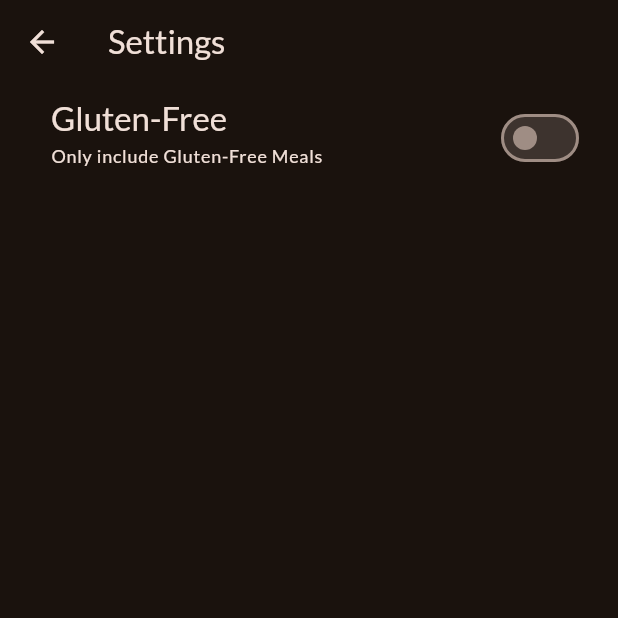
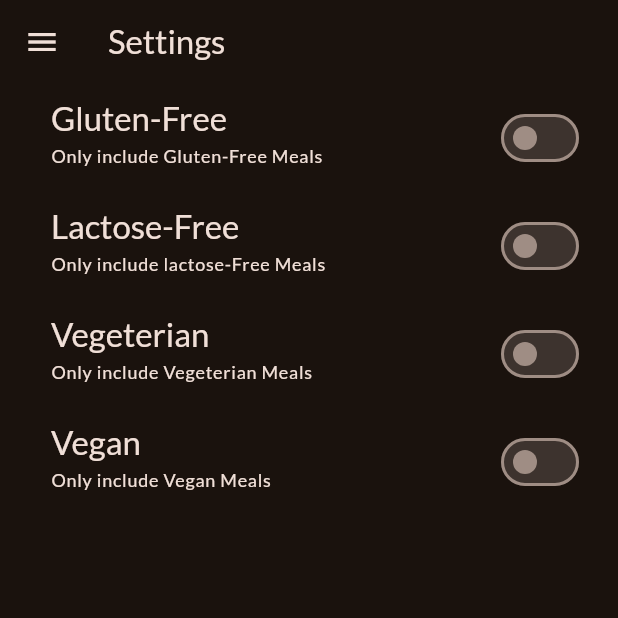
Before and after one commit to ayushtalpelwar/meals, a Flutter app: the FiltersScreen screen opened directly, on a phone screen of 412 x 824 dp, the top half of it. Run offline on Flutter 3.47's test engine with Material 3 defaults, Android fonts, the phone set to English and light mode, and no system bars; our stand-ins replace google_fonts, transparent_image.

Commit message:
Second Commit

```diff
--- a/lib/screen/filters.dart
+++ b/lib/screen/filters.dart
@@ -1,46 +1,135 @@
 import 'package:flutter/cupertino.dart';
 import 'package:flutter/material.dart';
+import 'package:meals/screen/tabs.dart';
+import 'package:meals/widget/main_drawer.dart';
 
-class FiltersScreen extends StatefulWidget{
+enum Filter { GlutenFree, LactoseFree, Vegeterian, Vegan }
+
+class FiltersScreen extends StatefulWidget {
   const FiltersScreen({super.key});
   @override
   State<FiltersScreen> createState() {
     return _FiltersScreenState();
   }
 }
-class _FiltersScreenState extends State<FiltersScreen>{
-  var _glutenfreefilterset=false;
 
-
+class _FiltersScreenState extends State<FiltersScreen> {
+  var _glutenfreefilterset = false;
+  var _lactosefreefilterset = false;
+  var _vegeterianfilterset = false;
+  var _veganfilterset = false;
   @override
   Widget build(BuildContext context) {
     return Scaffold(
       appBar: AppBar(
         title: Text('Settings'),
       ),
-      body: Column(
+      drawer: MainDrawer(onSelectDrawer: (id) {
+        Navigator.of(context).pushReplacement(
+            MaterialPageRoute(builder: (context) => TabsScreen()));
+      }),
+      body: WillPopScope(
+        onWillPop: () async {
+          Navigator.of(context).pop({
+            Filter.GlutenFree:_glutenfreefilterset,
+            Filter.LactoseFree:_lactosefreefilterset,
+            Filter.Vegan:_veganfilterset,
+            Filter.Vegeterian:_vegeterianfilterset
+          });
+          return false;
+        },
+        child: Column(
           children: [
             SwitchListTile(
               value: _glutenfreefilterset,
-            onChanged: (onChanged){
+              onChanged: (onChanged) {
                 setState(() {
-                _glutenfreefilterset=onChanged;
+                  _glutenfreefilterset = onChanged;
                 });
               },
-            title: Text('Gluten-Free',
+              title: Text(
+                'Gluten-Free',
                 style: Theme.of(context).textTheme.titleLarge!.copyWith(
                       color: Theme.of(context).colorScheme.onBackground,
                     ),
               ),
-            subtitle:Text('Only include Gluten-Free Meals',
+              subtitle: Text(
+                'Only include Gluten-Free Meals',
                 style: Theme.of(context).textTheme.labelMedium!.copyWith(
                       color: Theme.of(context).colorScheme.onBackground,
                     ),
               ),
               activeColor: Theme.of(context).colorScheme.tertiary,
-            contentPadding: EdgeInsets.only(left: 34,right: 22),
+              contentPadding: EdgeInsets.only(left: 34, right: 22),
+            ),
+            SwitchListTile(
+              value: _lactosefreefilterset,
+              onChanged: (onChanged) {
+                setState(() {
+                  _lactosefreefilterset = onChanged;
+                });
+              },
+              title: Text(
+                'Lactose-Free',
+                style: Theme.of(context).textTheme.titleLarge!.copyWith(
+                      color: Theme.of(context).colorScheme.onBackground,
+                    ),
+              ),
+              subtitle: Text(
+                'Only include lactose-Free Meals',
+                style: Theme.of(context).textTheme.labelMedium!.copyWith(
+                      color: Theme.of(context).colorScheme.onBackground,
+                    ),
+              ),
+              activeColor: Theme.of(context).colorScheme.tertiary,
+              contentPadding: EdgeInsets.only(left: 34, right: 22),
+            ),
+            SwitchListTile(
+              value: _vegeterianfilterset,
+              onChanged: (onChanged) {
+                setState(() {
+                  _vegeterianfilterset = onChanged;
+                });
+              },
+              title: Text(
+                'Vegeterian',
+                style: Theme.of(context).textTheme.titleLarge!.copyWith(
+                      color: Theme.of(context).colorScheme.onBackground,
+                    ),
+              ),
+              subtitle: Text(
+                'Only include Vegeterian Meals',
+                style: Theme.of(context).textTheme.labelMedium!.copyWith(
+                      color: Theme.of(context).colorScheme.onBackground,
+                    ),
+              ),
+              activeColor: Theme.of(context).colorScheme.tertiary,
+              contentPadding: EdgeInsets.only(left: 34, right: 22),
+            ),
+            SwitchListTile(
+              value: _veganfilterset,
+              onChanged: (onChanged) {
+                setState(() {
+                  _veganfilterset = onChanged;
+                });
+              },
+              title: Text(
+                'Vegan',
+                style: Theme.of(context).textTheme.titleLarge!.copyWith(
+                      color: Theme.of(context).colorScheme.onBackground,
+                    ),
+              ),
+              subtitle: Text(
+                'Only include Vegan Meals',
+                style: Theme.of(context).textTheme.labelMedium!.copyWith(
+                      color: Theme.of(context).colorScheme.onBackground,
+                    ),
+              ),
+              activeColor: Theme.of(context).colorScheme.tertiary,
+              contentPadding: EdgeInsets.only(left: 34, right: 22),
             ),
           ],
+        ),
       ),
     );
   }
```
Also changed, not shown: lib/screen/tabs.dart (+5 -6 lines). Lines whose indentation alone changed are shown as unchanged.
